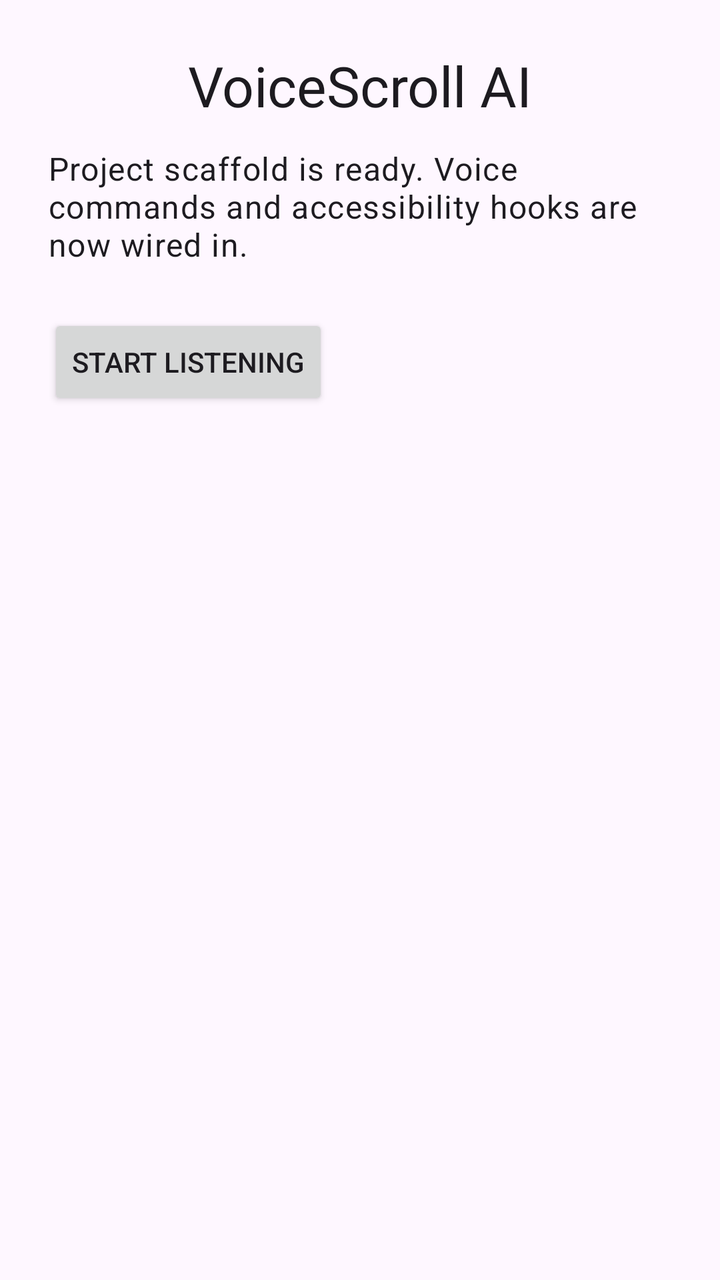
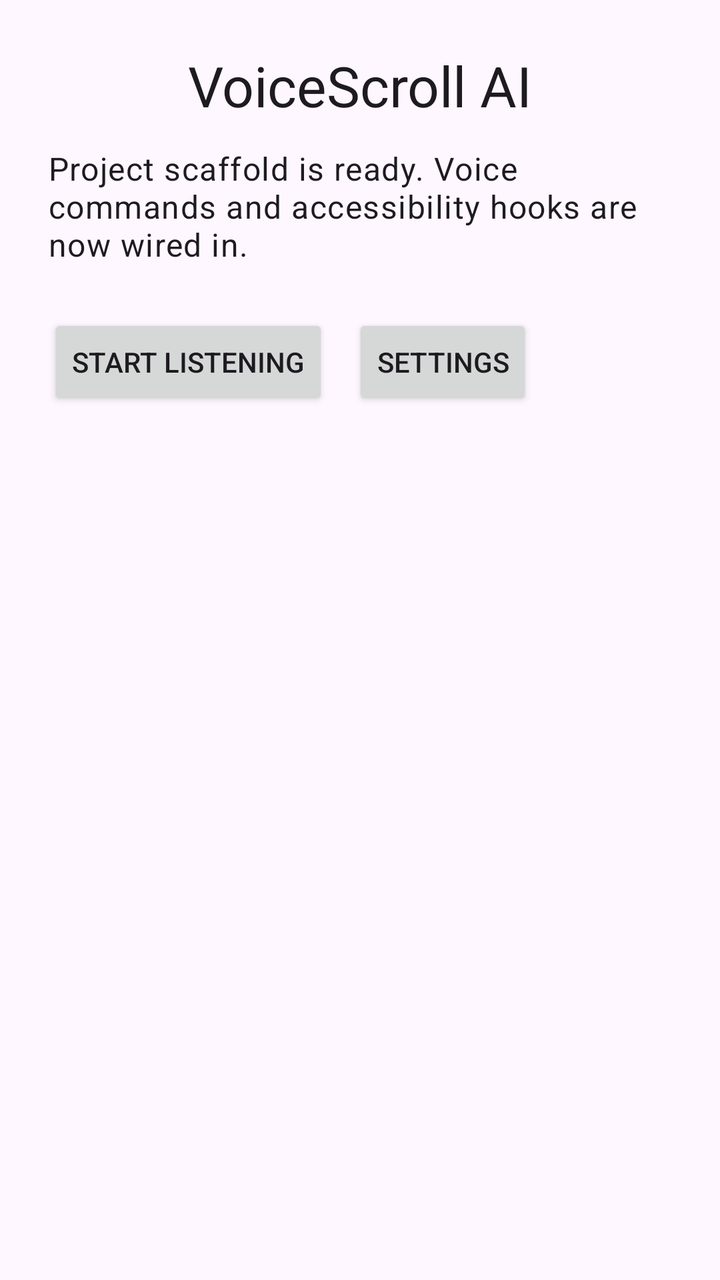

Screens rendered from an Android XML layout before and after an edit, with the pre-edit source and the edit as a unified diff.
<!-- AndroidManifest.xml: application theme Theme.Skipapp -->
<!-- res/layout/activity_main.xml -->
<?xml version="1.0" encoding="utf-8"?>
<androidx.constraintlayout.widget.ConstraintLayout xmlns:android="http://schemas.android.com/apk/res/android"
    xmlns:app="http://schemas.android.com/apk/res-auto"
    android:layout_width="match_parent"
    android:layout_height="match_parent"
    android:padding="24dp">

    <TextView
        android:id="@+id/title"
        android:layout_width="wrap_content"
        android:layout_height="wrap_content"
        android:text="VoiceScroll AI"
        android:textAppearance="@style/TextAppearance.Material3.HeadlineMedium"
        app:layout_constraintTop_toTopOf="parent"
        app:layout_constraintStart_toStartOf="parent"
        app:layout_constraintEnd_toEndOf="parent" />

    <TextView
        android:id="@+id/subtitle"
        android:layout_width="0dp"
        android:layout_height="wrap_content"
        android:layout_marginTop="12dp"
        android:text="Project scaffold is ready. Voice commands and accessibility hooks are now wired in."
        android:textAppearance="@style/TextAppearance.Material3.BodyLarge"
        app:layout_constraintTop_toBottomOf="@id/title"
        app:layout_constraintStart_toStartOf="parent"
        app:layout_constraintEnd_toEndOf="parent" />

    <Button
        android:id="@+id/btn_listen"
        android:layout_width="wrap_content"
        android:layout_height="wrap_content"
        android:text="Start Listening"
        android:layout_marginTop="24dp"
        app:layout_constraintTop_toBottomOf="@id/subtitle"
        app:layout_constraintStart_toStartOf="parent" />

    <TextView
        android:id="@+id/tv_recognized"
        android:layout_width="0dp"
        android:layout_height="wrap_content"
        android:layout_marginTop="12dp"
        android:text=""
        android:textAppearance="@style/TextAppearance.Material3.BodyLarge"
        app:layout_constraintTop_toBottomOf="@id/btn_listen"
        app:layout_constraintStart_toStartOf="parent"
        app:layout_constraintEnd_toEndOf="parent" />
</androidx.constraintlayout.widget.ConstraintLayout>
<!-- resources referenced by this layout -->
<resources>
  <style name="Theme.Skipapp" parent="Theme.Material3.DayNight.NoActionBar">
          <item name="colorPrimary">@color/purple_500</item>
          <item name="colorPrimaryVariant">@color/purple_700</item>
          <item name="colorOnPrimary">@color/white</item>
          <item name="colorSecondary">@color/teal_200</item>
          <item name="colorSecondaryVariant">@color/teal_700</item>
          <item name="colorOnSecondary">@color/black</item>
          <item name="android:statusBarColor">?attr/colorPrimaryVariant</item>
      </style>
  <color name="purple_500">#FF6200EE</color>
  <color name="purple_700">#FF3700B3</color>
  <color name="white">#FFFFFFFF</color>
  <color name="teal_200">#FF03DAC5</color>
  <color name="teal_700">#FF018786</color>
  <color name="black">#FF000000</color>
</resources>

<!-- the commit's change to res/layout/activity_main.xml (unified diff, before → after) -->
@@ -35,6 +35,16 @@
         app:layout_constraintTop_toBottomOf="@id/subtitle"
         app:layout_constraintStart_toStartOf="parent" />
 
+    <Button
+        android:id="@+id/btn_settings"
+        android:layout_width="wrap_content"
+        android:layout_height="wrap_content"
+        android:text="Settings"
+        android:layout_marginStart="12dp"
+        app:layout_constraintTop_toTopOf="@id/btn_listen"
+        app:layout_constraintBottom_toBottomOf="@id/btn_listen"
+        app:layout_constraintStart_toEndOf="@id/btn_listen" />
+
     <TextView
         android:id="@+id/tv_recognized"
         android:layout_width="0dp"
